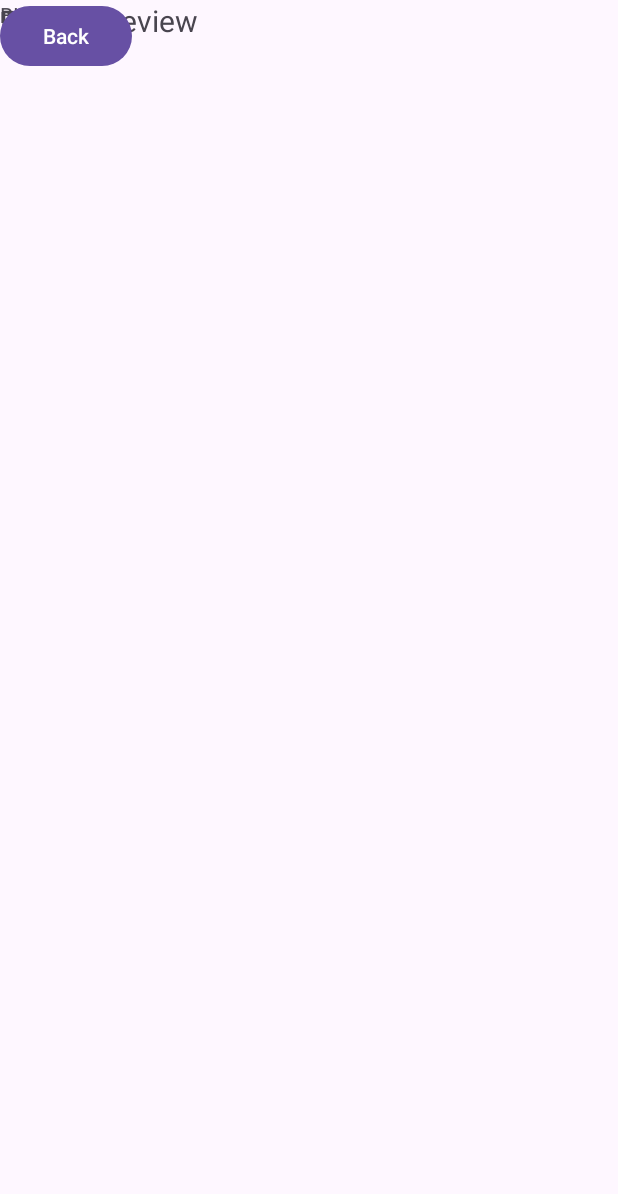
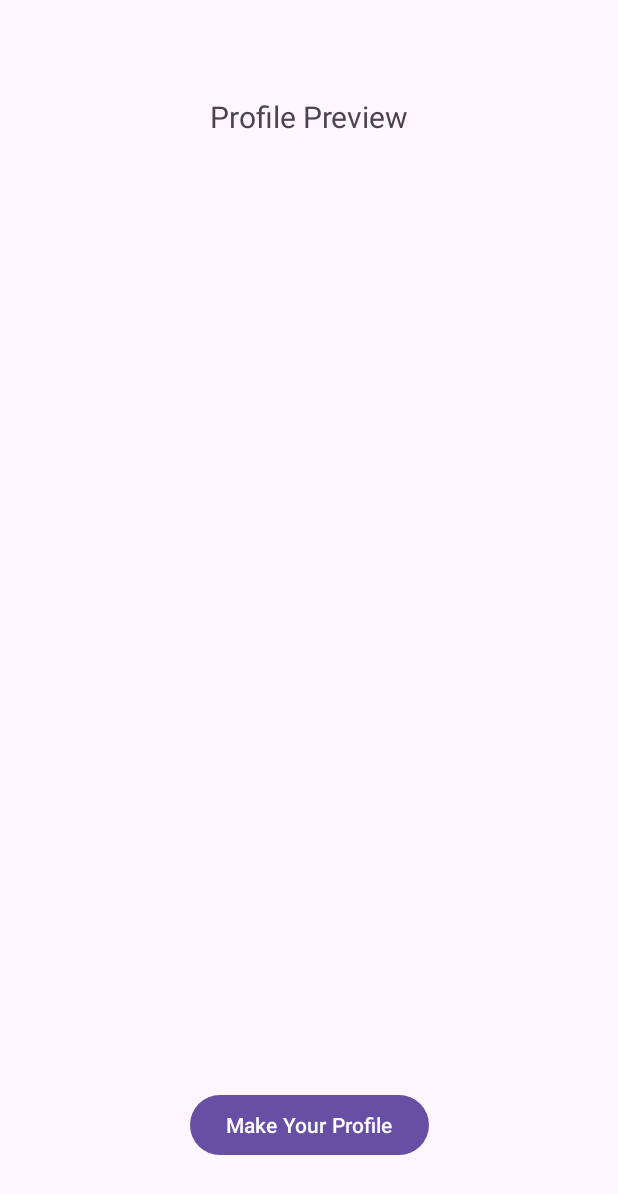
Before and after one commit to MonicaGuilherme/The-Learning-Curve, an Android app: the screen it shows after launch (PreviewActivity), after a tap on "Profile Preview", on a phone screen of 412 x 824 dp. Shown: the top 1194 px of the screen. Run offline under Robolectric (Android 15) with nearby library versions, the phone set to English and light mode, and no system bars.

Commit message:
made the connection between 2 activities - namePreview

```diff
--- a/Android_Two-screen-app/app/src/main/AndroidManifest.xml
+++ b/Android_Two-screen-app/app/src/main/AndroidManifest.xml
@@ -7,7 +7,6 @@
         android:dataExtractionRules="@xml/data_extraction_rules"
         android:fullBackupContent="@xml/backup_rules"
         android:icon="@mipmap/ic_launcher"
-        android:label="@string/app_name"
         android:roundIcon="@mipmap/ic_launcher_round"
         android:supportsRtl="true"
         android:theme="@style/Theme.TwoScreenApp">
--- a/Android_Two-screen-app/app/src/main/java/com/example/twoscreenapp/MainActivity.java
+++ b/Android_Two-screen-app/app/src/main/java/com/example/twoscreenapp/MainActivity.java
@@ -25,7 +25,7 @@ public class MainActivity extends AppCompatActivity {
         previewBtn.setOnClickListener(v -> {
             String nameText = name.getText().toString();
 
-            Intent intent = new Intent(getApplicationContext(), PreviewActivity.class);
+            Intent intent = new Intent(this, PreviewActivity.class);
             intent.putExtra(NAME_TEXT,nameText);
 
             startActivity(intent);
--- a/Android_Two-screen-app/app/src/main/java/com/example/twoscreenapp/PreviewActivity.java
+++ b/Android_Two-screen-app/app/src/main/java/com/example/twoscreenapp/PreviewActivity.java
@@ -1,6 +1,8 @@
 package com.example.twoscreenapp;
 
+import android.content.Intent;
 import android.os.Bundle;
+import android.widget.TextView;
 
 import androidx.activity.EdgeToEdge;
 import androidx.appcompat.app.AppCompatActivity;
@@ -13,12 +15,14 @@ public class PreviewActivity extends AppCompatActivity {
     @Override
     protected void onCreate(Bundle savedInstanceState) {
         super.onCreate(savedInstanceState);
-        EdgeToEdge.enable(this);
-        setContentView(R.layout.activity_preview);
-        ViewCompat.setOnApplyWindowInsetsListener(findViewById(R.id.main), (v, insets) -> {
-            Insets systemBars = insets.getInsets(WindowInsetsCompat.Type.systemBars());
-            v.setPadding(systemBars.left, systemBars.top, systemBars.right, systemBars.bottom);
-            return insets;
-        });
+                setContentView(R.layout.activity_preview);
+
+                Intent intent = getIntent();
+                String namePreview = intent.getStringExtra(MainActivity.NAME_TEXT);
+                //String bioPreview = intent.getStringExtra(MainActivity.)
+
+        TextView copyName = findViewById(R.id.nameView);
+        copyName.setText(namePreview);
+
+        };
     }
-}
--- a/Android_Two-screen-app/app/src/main/res/layout/activity_preview.xml
+++ b/Android_Two-screen-app/app/src/main/res/layout/activity_preview.xml
@@ -11,32 +11,44 @@
         android:id="@+id/textView"
         android:layout_width="wrap_content"
         android:layout_height="wrap_content"
-        android:text="Profile Preview"
+        android:layout_marginTop="64dp"
+        android:text="@string/profile_preview_view"
         android:textSize="20sp"
-        tools:layout_editor_absoluteX="139dp"
-        tools:layout_editor_absoluteY="59dp" />
+        app:layout_constraintEnd_toEndOf="parent"
+        app:layout_constraintHorizontal_bias="0.5"
+        app:layout_constraintStart_toStartOf="parent"
+        app:layout_constraintTop_toTopOf="parent" />
 
     <TextView
-        android:id="@+id/textView2"
+        android:id="@+id/nameView"
         android:layout_width="wrap_content"
         android:layout_height="wrap_content"
-        android:text="name"
-        tools:layout_editor_absoluteX="176dp"
-        tools:layout_editor_absoluteY="143dp" />
+        android:layout_marginTop="150dp"
+        android:text=""
+        app:layout_constraintEnd_toEndOf="parent"
+        app:layout_constraintHorizontal_bias="0.5"
+        app:layout_constraintStart_toStartOf="parent"
+        app:layout_constraintTop_toTopOf="parent" />
 
     <TextView
-        android:id="@+id/textView3"
+        android:id="@+id/bioView"
         android:layout_width="wrap_content"
         android:layout_height="wrap_content"
-        android:text="BIO"
-        tools:layout_editor_absoluteX="176dp"
-        tools:layout_editor_absoluteY="279dp" />
+        android:layout_marginTop="250dp"
+        android:text=""
+        app:layout_constraintEnd_toEndOf="parent"
+        app:layout_constraintHorizontal_bias="0.5"
+        app:layout_constraintStart_toStartOf="parent"
+        app:layout_constraintTop_toTopOf="parent" />
 
     <Button
         android:id="@+id/button_back"
         android:layout_width="wrap_content"
         android:layout_height="wrap_content"
-        android:text="Back"
-        tools:layout_editor_absoluteX="159dp"
-        tools:layout_editor_absoluteY="626dp" />
+        android:layout_marginBottom="50dp"
+        android:text="@string/make_your_profile"
+        app:layout_constraintBottom_toBottomOf="parent"
+        app:layout_constraintEnd_toEndOf="parent"
+        app:layout_constraintHorizontal_bias="0.5"
+        app:layout_constraintStart_toStartOf="parent" />
 </androidx.constraintlayout.widget.ConstraintLayout>
--- a/Android_Two-screen-app/app/src/main/res/values/strings.xml
+++ b/Android_Two-screen-app/app/src/main/res/values/strings.xml
@@ -1,3 +1,7 @@
 <resources>
-    <string name="app_name">twoScreenApp</string>
+    <string name="back">Back</string>
+    <string name="profile_preview">Profile Preview</string>
+    <string name="connect_to_linkedin">Connect to LinkedIn</string>
+    <string name="make_your_profile">Make Your Profile</string>
+    <string name="profile_preview_view">Profile Preview</string>
 </resources>
```
Also changed, not shown: Android_Two-screen-app/app/src/main/res/layout/activity_main.xml (+19 -11 lines).
